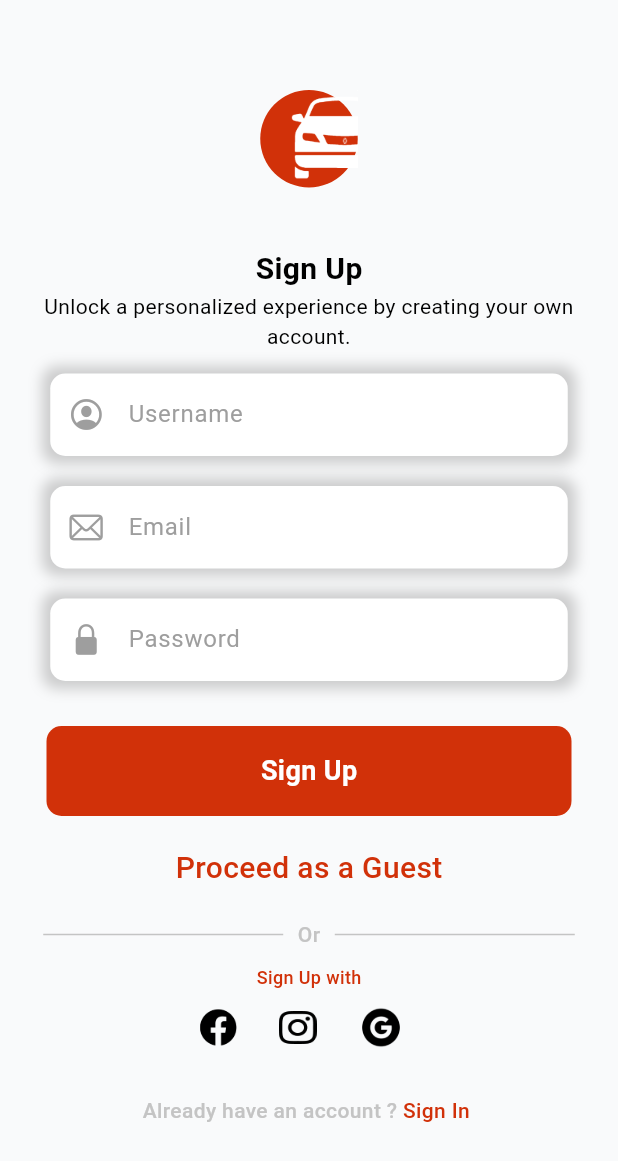
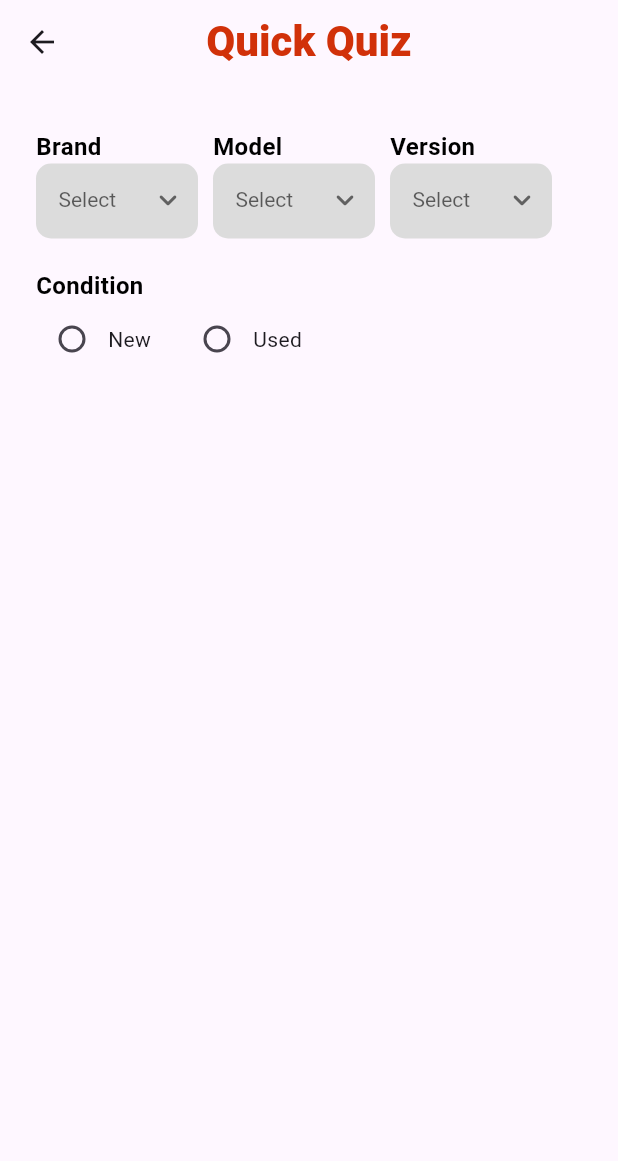
Before and after one commit to Minyar-Meksi/estikar_app, a Flutter app: the SignUp screen opened directly, after a tap on "Proceed as a Guest", on a phone screen of 412 x 824 dp. Shown: the top 1161 px of the screen. Run offline on Flutter 3.47's test engine with Material 3 defaults, Android fonts, the phone set to English and light mode, and no system bars; Roboto replaces fonts that are missing (poppins).

Commit message:
added routing

```diff
--- a/lib/main.dart
+++ b/lib/main.dart
@@ -1,7 +1,6 @@
-import 'package:estikar_app/screens/signin.dart';
-import 'package:estikar_app/screens/signup.dart';
+
 import 'package:estikar_app/screens/splash.dart';
-import 'package:estikar_app/screens/welcome.dart';
+
 import 'package:flutter/material.dart';
 
 void main() {
@@ -15,7 +14,7 @@ class MyApp extends StatelessWidget {
   Widget build(BuildContext context) {
     return const MaterialApp(
       debugShowCheckedModeBanner: false,
-      home:SignUp() ,
+      home:SplashScreen() ,
     );
   }
 }
--- /dev/null
+++ b/lib/screens/quickQuiz.dart
@@ -0,0 +1,93 @@
+import 'package:estikar_app/const/colors.dart';
+import 'package:estikar_app/widgets/DropDown.dart';
+import 'package:flutter/material.dart';
+
+class QuickQuiz extends StatefulWidget {
+  const QuickQuiz({Key? key}) : super(key: key);
+
+  @override
+  State<QuickQuiz> createState() => _QuickQuizState();
+}
+
+class _QuickQuizState extends State<QuickQuiz> {
+  String? condition;
+
+  @override
+  Widget build(BuildContext context) {
+    return Scaffold(
+      appBar: AppBar(
+        centerTitle: true,
+        title: const Text(
+          "Quick Quiz",
+          style: TextStyle(
+            fontFamily: "poppins",
+            fontSize: 28,
+            fontWeight: FontWeight.w900,
+            color: AppColors.orange,
+          ),
+        ),
+      ),
+      body: Padding(
+        padding: const EdgeInsets.only(right: 24.0, left: 24.0, top: 30),
+        child: Column(
+          children: [
+            Row(
+              children: [
+                DropDown(label: "Brand"),
+                SizedBox(
+                  width: 10,
+                ),
+                DropDown(label: "Model"),
+                SizedBox(
+                  width: 10,
+                ),
+                DropDown(label: "Version"),
+              ],
+            ),
+            SizedBox(height: 20),
+            Column(
+              crossAxisAlignment: CrossAxisAlignment.start,
+              children: [
+                Text(
+                  "Condition",
+                  style: TextStyle(
+                    fontFamily: "poppins",
+                    fontSize: 16,
+                    fontWeight: FontWeight.w600,
+                    color: Colors.black,
+                  ),
+                ),
+                SizedBox(width: 20),
+                Row(
+                  children: [
+                    Radio<String>(
+                      value: 'new',
+                      groupValue: condition,
+                      onChanged: (value) {
+                        setState(() {
+                          condition = value;
+                        });
+                      },
+                    ),
+                    Text('New'),
+                    SizedBox(width: 20),
+                    Radio<String>(
+                      value: 'used',
+                      groupValue: condition,
+                      onChanged: (value) {
+                        setState(() {
+                          condition = value;
+                        });
+                      },
+                    ),
+                    Text('Used'),
+                  ],
+                ),
+              ],
+            ),
+          ],
+        ),
+      ),
+    );
+  }
+}
--- a/lib/screens/signin.dart
+++ b/lib/screens/signin.dart
@@ -1,4 +1,6 @@
 import 'package:estikar_app/const/colors.dart';
+import 'package:estikar_app/screens/quickQuiz.dart';
+import 'package:estikar_app/screens/signup.dart';
 import 'package:estikar_app/widgets/buttonOrg.dart';
 import 'package:estikar_app/widgets/inputText.dart';
 import 'package:estikar_app/widgets/logo.dart';
@@ -47,12 +49,12 @@ class _SignInState extends State<SignIn> {
             SizedBox(
               height: 60,
             ),
-            Input_box(
+            InputBox(
                 label: 'Username', iconData: CupertinoIcons.profile_circled),
             const SizedBox(
               height: 20,
             ),
-            const Input_box(
+            const InputBox(
               label: "Password",
               iconData: CupertinoIcons.lock_fill,
             ),
@@ -76,11 +78,15 @@ class _SignInState extends State<SignIn> {
               height: 80,
             ),
             InkWell(
-               onTap: () {
-                    // Handle the tap action here
-                  },
-              child: ButtonOrg(btnText: "Login")),
-              SizedBox(height: 100,),
+                onTap: () => Navigator.of(context).push(
+                      MaterialPageRoute(
+                        builder: (context) => const QuickQuiz(),
+                      ),
+                    ),
+                child: ButtonOrg(btnText: "Login")),
+            SizedBox(
+              height: 100,
+            ),
             Row(
               mainAxisAlignment: MainAxisAlignment.center,
               children: [
@@ -93,9 +99,12 @@ class _SignInState extends State<SignIn> {
                       fontWeight: FontWeight.w500),
                 ),
                 InkWell(
-                  onTap: () {
-                    // Handle the tap action here
-                  },
+                  onTap: () => Navigator.of(context).push(
+                      MaterialPageRoute(
+                        builder: (context) => const SignUp(),
+                      ),
+                    ),
+
                   child: Text("Sign Up ",
                       style: TextStyle(
                           color: AppColors.orange,
--- a/lib/screens/signup.dart
+++ b/lib/screens/signup.dart
@@ -1,4 +1,5 @@
 import 'package:estikar_app/const/colors.dart';
+import 'package:estikar_app/screens/quickQuiz.dart';
 import 'package:estikar_app/widgets/buttonOrg.dart';
 import 'package:estikar_app/widgets/inputText.dart';
 import 'package:estikar_app/widgets/logo.dart';
@@ -46,33 +47,42 @@ class SignUp extends StatelessWidget {
             const SizedBox(
               height: 15,
             ),
-            const Input_box(
+            const InputBox(
                 label: 'Username', iconData: CupertinoIcons.profile_circled),
             const SizedBox(
               height: 20,
             ),
-            const Input_box(
+            const InputBox(
               label: "Email",
               iconData: CupertinoIcons.mail,
             ),
             const SizedBox(
               height: 20,
             ),
-            const Input_box(
+            const InputBox(
               label: "Password",
               iconData: CupertinoIcons.lock_fill,
             ),
             const SizedBox(
               height: 30,
             ),
-            ButtonOrg(btnText: 'Sign Up',),
+            InkWell(
+
+              onTap:  () => Navigator.of(context).push(
+                      MaterialPageRoute(
+                        builder: (context) => const QuickQuiz(),
+                      ),
+                    ),
+              child: ButtonOrg(btnText: 'Sign Up',)),
             SizedBox(
               height: 20,
             ),
             InkWell(
-                onTap: () {
-                  // Handle the tap action here
-                },
+                onTap: () => Navigator.of(context).push(
+                      MaterialPageRoute(
+                        builder: (context) => const QuickQuiz(),
+                      ),
+                    ),
                 child: Text(
                   "Proceed as a Guest",
                   style: TextStyle(
--- a/lib/screens/splash.dart
+++ b/lib/screens/splash.dart
@@ -1,9 +1,29 @@
 import 'package:estikar_app/const/colors.dart';
+import 'package:estikar_app/screens/welcome.dart';
 
 import 'package:flutter/material.dart';
 
-class SplashScreen extends StatelessWidget {
+class SplashScreen extends StatefulWidget {
   const SplashScreen({super.key});
+
+  @override
+  State<SplashScreen> createState() => _SplashScreenState();
+}
+
+class _SplashScreenState extends State<SplashScreen> {
+@override
+  void initState() {
+    super.initState();
+
+    // Add a delay using Future.delayed to simulate a splash screen timeout
+    Future.delayed(Duration(seconds: 2), () {
+      // Navigate to the welcome screen after the timeout
+      Navigator.pushReplacement(
+        context,
+        MaterialPageRoute(builder: (context) => Welcome()),
+      );
+    });
+  }
 
   @override
   Widget build(BuildContext context) {
--- a/lib/screens/welcome.dart
+++ b/lib/screens/welcome.dart
@@ -1,4 +1,5 @@
 import 'package:estikar_app/const/colors.dart';
+import 'package:estikar_app/screens/signup.dart';
 import 'package:estikar_app/widgets/logo.dart';
 import 'package:flutter/material.dart';
 
@@ -41,9 +42,11 @@ class Welcome extends StatelessWidget {
                 height: 35,
               ),
               InkWell(
-                 onTap: () {
-              // Handle the tap action here
-            },
+                 onTap: () => Navigator.of(context).push(
+                      MaterialPageRoute(
+                        builder: (context) => const SignUp(),
+                      ),
+                    ),
                 child: Container(
                   alignment: Alignment.center,
                   height: 64,
--- a/lib/widgets/buttonOrg.dart
+++ b/lib/widgets/buttonOrg.dart
@@ -3,9 +3,12 @@ import 'package:flutter/material.dart';
 
 class ButtonOrg extends StatelessWidget {
   const ButtonOrg({
-    super.key, required this.btnText,
-  });
-   final String btnText ;
+    Key? key,
+    required this.btnText,
+  }) : super(key: key);
+
+  final String btnText;
+
   @override
   Widget build(BuildContext context) {
     return Container(
@@ -13,15 +16,17 @@ class ButtonOrg extends StatelessWidget {
       height: 60,
       alignment: Alignment.center,
       decoration: BoxDecoration(
-          borderRadius: BorderRadius.circular(10),
-          color: AppColors.orange),
-      child: const Text(
-        "Sign Up",
+        borderRadius: BorderRadius.circular(10),
+        color: AppColors.orange,
+      ),
+      child: Text(
+        btnText,
         style: TextStyle(
-            color: Colors.white,
-            fontSize: 18,
-            fontWeight: FontWeight.w600,
-            fontFamily: "poppins"),
+          color: Colors.white,
+          fontSize: 18,
+          fontWeight: FontWeight.w600,
+          fontFamily: "poppins",
+        ),
       ),
     );
   }
--- /dev/null
+++ b/lib/widgets/dropDown.dart
@@ -0,0 +1,68 @@
+import 'package:flutter/material.dart';
+
+class DropDown extends StatefulWidget {
+  const DropDown({Key? key, required this.label});
+  final String label;
+  @override
+  State<DropDown> createState() => _DropDownState();
+}
+
+class _DropDownState extends State<DropDown> {
+  String? dropdownValue; // Change to nullable
+
+  @override
+  Widget build(BuildContext context) {
+    return Column(
+      crossAxisAlignment: CrossAxisAlignment.start,
+      children: [
+        Text(
+          widget.label,
+          style: TextStyle(
+            fontFamily: "poppins",
+            fontSize: 16,
+            fontWeight: FontWeight.w600,
+            color: Colors.black,
+          ),
+        ),
+        Container(
+          width: 108,
+          height: 50,
+          padding: EdgeInsets.only(right: 8.0),
+          decoration: BoxDecoration(
+            color: Color(0xFFDCDCDC),
+            borderRadius: BorderRadius.circular(10.0),
+          ),
+          child: DropdownButton<String>(
+            value: dropdownValue,
+            hint: Text("Select"), // Provide a hint
+            focusColor: Colors.black,
+            icon: const Icon(Icons.keyboard_arrow_down_rounded),
+            underline: Container(),
+            dropdownColor: Color(0xFFDCDCDC),
+            borderRadius: BorderRadius.circular(10.0),
+            isExpanded: true,
+            padding: EdgeInsets.only(left: 15.0),
+            style: TextStyle(
+              fontFamily: "poppins",
+              fontSize: 14,
+              fontWeight: FontWeight.w400,
+              color: Color(0xFF8C9199),
+            ),
+            onChanged: (String? newValue) {
+              setState(() {
+                dropdownValue = newValue;
+              });
+            },
+            items: <String>['Renault', 'BMW', 'Mercedes']
+                .map<DropdownMenuItem<String>>((String value) {
+              return DropdownMenuItem<String>(
+                value: value,
+                child: Text(value),
+              );
+            }).toList(),
+          ),
+        ),
+      ],
+    );
+  }
+}
--- a/lib/widgets/inputText.dart
+++ b/lib/widgets/inputText.dart
@@ -1,14 +1,19 @@
 import 'package:flutter/material.dart';
 
-class Input_box extends StatelessWidget {
-  const Input_box( {
-    super.key, required this.label, this.iconData,
-  });
+class InputBox extends StatelessWidget {
+  const InputBox({
+    Key? key,
+    required this.label,
+    this.iconData,
+  }) : super(key: key);
+
   final String label;
   final IconData? iconData;
 
   @override
   Widget build(BuildContext context) {
+    final isPassword = label.toLowerCase().contains('password');
+
     return Container(
       height: 55,
       width: 345,
@@ -20,12 +25,15 @@ final IconData? iconData;
             color: Colors.grey.withOpacity(0.5),
             spreadRadius: 5,
             blurRadius: 7,
-            )
-          ]),
+          ),
+        ],
+      ),
       child: TextField(
+        obscureText: isPassword, // Set to true if the label contains "password"
+        enableSuggestions: !isPassword,
+        autocorrect: !isPassword,
         decoration: InputDecoration(
-          contentPadding:
-              const EdgeInsets.only(left: 20, bottom: 11, top: 11, right: 15),
+          contentPadding: const EdgeInsets.only(left: 20, bottom: 11, top: 11, right: 15),
           border: InputBorder.none,
           labelText: label,
           labelStyle: TextStyle(color: Colors.grey),
```
Lines whose indentation alone changed are shown as unchanged.
